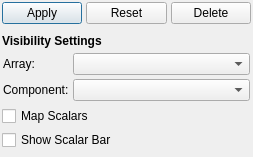
This is SIMPLVtkLib/QtWidgets/UI_Files/VSInfoWidget.ui in tplatt77/SIMPLVtkLib as Qt 5 draws it before an edit. The edited form follows.
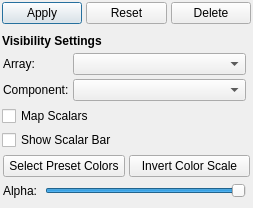
This is the edited form.

Commit message: Updated VSInfoWidget to handle basic color table manipulation and alpha value for the current VSFilterViewSettings.  VSFilterViewSettings was updated to handle inverting the VSLookupTableController, updating the preset colors for the VSLookupTableController, assigning an alpha value for the vtkActor, and copying another VSFilterViewSettings minus the filter pointer.  VSViewController now copies the parent filter's view settings when adding a new filter.

Patch:
```diff
--- a/SIMPLVtkLib/QtWidgets/UI_Files/VSInfoWidget.ui
+++ b/SIMPLVtkLib/QtWidgets/UI_Files/VSInfoWidget.ui
@@ -7,7 +7,7 @@
     <x>0</x>
     <y>0</y>
     <width>253</width>
-    <height>154</height>
+    <height>208</height>
    </rect>
   </property>
   <property name="windowTitle">
@@ -53,6 +53,33 @@
       <property name="spacing">
        <number>4</number>
       </property>
+      <item row="7" column="0">
+       <spacer name="verticalSpacer">
+        <property name="orientation">
+         <enum>Qt::Vertical</enum>
+        </property>
+        <property name="sizeHint" stdset="0">
+         <size>
+          <width>20</width>
+          <height>5</height>
+         </size>
+        </property>
+       </spacer>
+      </item>
+      <item row="2" column="0">
+       <widget class="QCheckBox" name="mapScalarsCheckBox">
+        <property name="text">
+         <string>Map Scalars</string>
+        </property>
+       </widget>
+      </item>
+      <item row="3" column="0">
+       <widget class="QCheckBox" name="showScalarBarCheckBox">
+        <property name="text">
+         <string>Show Scalar Bar</string>
+        </property>
+       </widget>
+      </item>
       <item row="0" column="0">
        <widget class="QLabel" name="label">
         <property name="font">
@@ -121,33 +148,82 @@
         </layout>
        </widget>
       </item>
-      <item row="2" column="0">
-       <widget class="QCheckBox" name="mapScalarsCheckBox">
-        <property name="text">
-         <string>Map Scalars</string>
-        </property>
+      <item row="4" column="0" colspan="2">
+       <widget class="QWidget" name="colorPresetWidget" native="true">
+        <layout class="QGridLayout" name="gridLayout_7">
+         <property name="leftMargin">
+          <number>1</number>
+         </property>
+         <property name="topMargin">
+          <number>1</number>
+         </property>
+         <property name="rightMargin">
+          <number>1</number>
+         </property>
+         <property name="bottomMargin">
+          <number>1</number>
+         </property>
+         <property name="spacing">
+          <number>4</number>
+         </property>
+         <item row="0" column="0">
+          <widget class="QPushButton" name="selectPresetColorsBtn">
+           <property name="text">
+            <string>Select Preset Colors</string>
+           </property>
+          </widget>
+         </item>
+         <item row="0" column="1">
+          <widget class="QPushButton" name="invertColorScaleBtn">
+           <property name="text">
+            <string>Invert Color Scale</string>
+           </property>
+          </widget>
+         </item>
+        </layout>
        </widget>
       </item>
-      <item row="3" column="0">
-       <widget class="QCheckBox" name="showScalarBarCheckBox">
-        <property name="text">
-         <string>Show Scalar Bar</string>
-        </property>
+      <item row="5" column="0">
+       <widget class="QWidget" name="transparencyWidget" native="true">
+        <layout class="QGridLayout" name="gridLayout_6">
+         <property name="leftMargin">
+          <number>1</number>
+         </property>
+         <property name="topMargin">
+          <number>1</number>
+         </property>
+         <property name="rightMargin">
+          <number>1</number>
+         </property>
+         <property name="bottomMargin">
+          <number>1</number>
+         </property>
+         <property name="spacing">
+          <number>4</number>
+         </property>
+         <item row="1" column="1">
+          <widget class="QSlider" name="alphaSlider">
+           <property name="maximum">
+            <number>100</number>
+           </property>
+           <property name="value">
+            <number>100</number>
+           </property>
+           <property name="orientation">
+            <enum>Qt::Horizontal</enum>
+           </property>
+          </widget>
+         </item>
+         <item row="1" column="0">
+          <widget class="QLabel" name="label_4">
+           <property name="text">
+            <string>Alpha: </string>
+           </property>
+          </widget>
+         </item>
+        </layout>
        </widget>
       </item>
-      <item row="4" column="0">
-       <spacer name="verticalSpacer">
-        <property name="orientation">
-         <enum>Qt::Vertical</enum>
-        </property>
-        <property name="sizeHint" stdset="0">
-         <size>
-          <width>20</width>
-          <height>5</height>
-         </size>
-        </property>
-       </spacer>
-      </item>
      </layout>
     </widget>
    </item>
```
Left out of the diff: 12 changed lines with no effect on the pictures. The commit also changes 9 other files.
